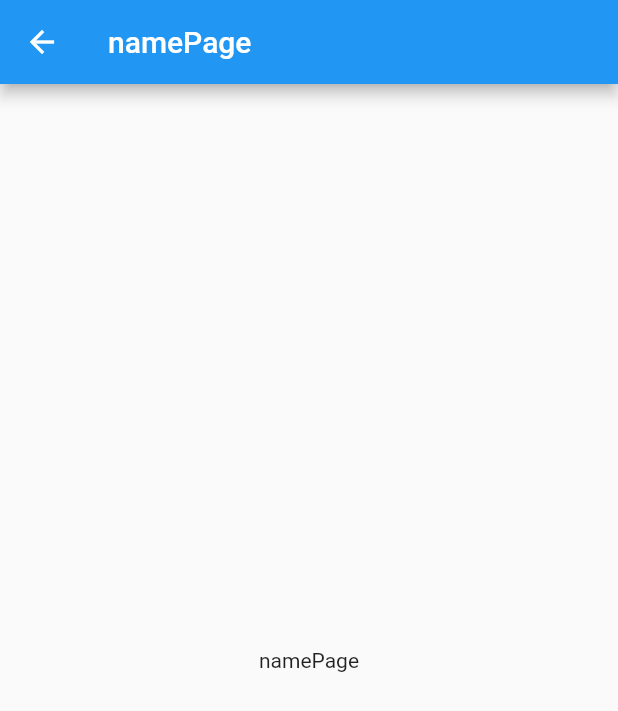
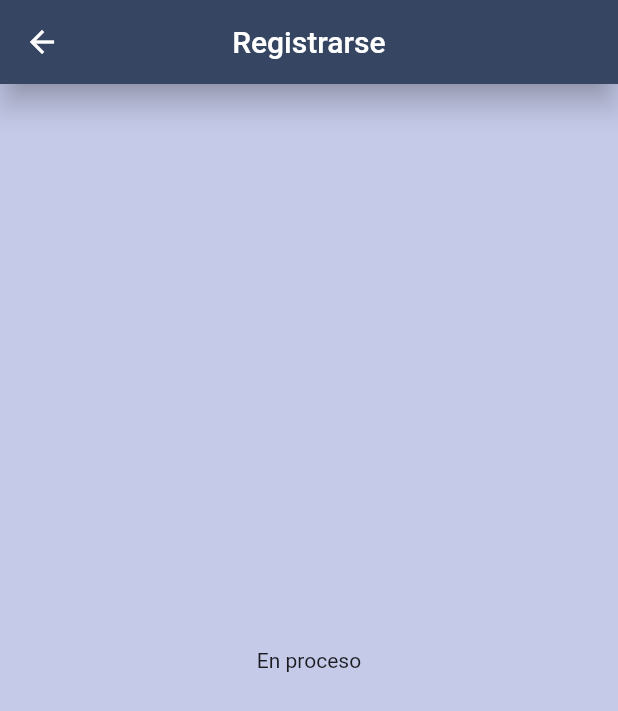
Before and after one commit to Julian-Alcaraz/schollinorder, a Flutter app: the CrearCuenta screen opened by its route, on a phone screen of 412 x 824 dp. Shown: the top 711 px of the screen. Run offline on Flutter 3.47's test engine with Material 2 defaults, Android fonts, the phone set to English and light mode, and no system bars.

Commit message:
Cambio de AppBar en la pagina para registrarse

```diff
--- a/lib/src/pages/login/crearcuenta.dart
+++ b/lib/src/pages/login/crearcuenta.dart
@@ -4,11 +4,15 @@ class CrearCuenta extends StatelessWidget {
   @override
   Widget build(BuildContext context) {
     return Scaffold(
+      backgroundColor: Colors.indigo.shade100,
       appBar: AppBar(
-        title: Text('namePage'),
+        backgroundColor: Color(0xFF364562),
+        title: Text('Registrarse'),
+        centerTitle: true,
+        elevation: 8,
       ),
       body: Center(
-        child: Text('namePage'),
+        child: Text('En proceso'),
       ),
     );
   }
```
